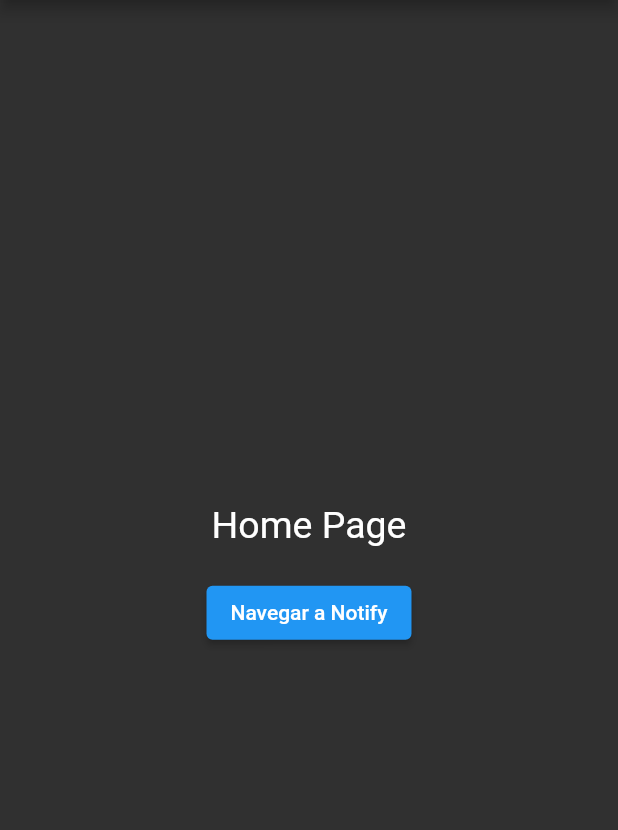
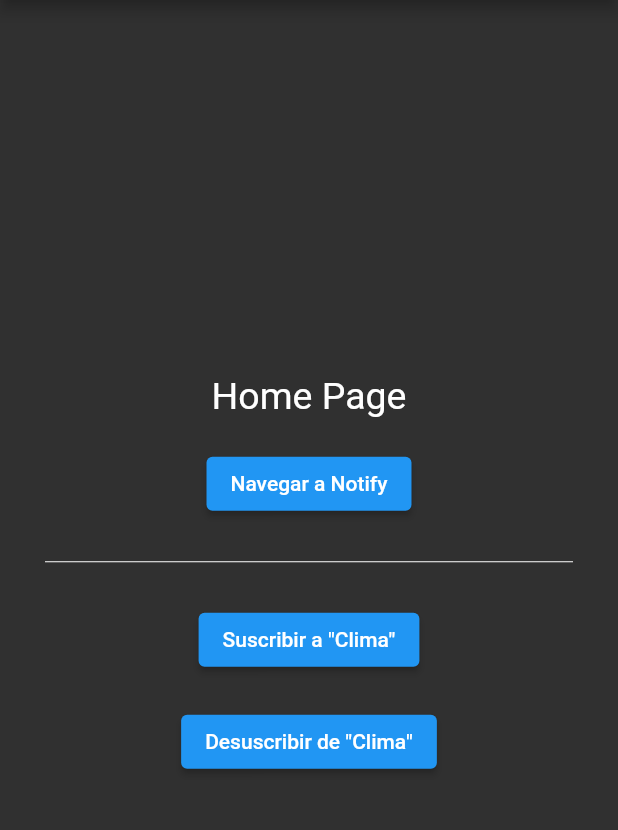
Before and after one commit to siltium-labs/flutter-push-notifications, a Flutter app: the screen it shows after launch, on a phone screen of 412 x 824 dp, the part 84-914 px from its top. Run offline on Flutter 3.47's test engine with Material 2 defaults, Android fonts, the phone set to English and light mode, and no system bars; our stand-ins replace firebase_core, firebase_messaging, plugin_platform_interface; accounts and stored records are empty.

Commit message:
Add Test Suscription to topic in home_page

```diff
--- a/example/lib/home_page.dart
+++ b/example/lib/home_page.dart
@@ -37,7 +37,24 @@ class _HomePageState extends State<HomePage> {
           ElevatedButton(
             onPressed: () => _navigate(),
             child: const Text("Navegar a Notify"),
-          )
+          ),
+          const SizedBox(height: 20),
+          const Padding(
+            padding: EdgeInsets.symmetric(horizontal: 30),
+            child: Divider(
+              color: Colors.white,
+            ),
+          ),
+          const SizedBox(height: 20),
+          ElevatedButton(
+            onPressed: () => subscribeToTopic("Clima"),
+            child: const Text("Suscribir a \"Clima\""),
+          ),
+          const SizedBox(height: 20),
+          ElevatedButton(
+            onPressed: () => unsubscribeFromTopic("Clima"),
+            child: const Text("Desuscribir de \"Clima\""),
+          ),
         ],
       ),
     );
@@ -101,12 +118,17 @@ class _HomePageState extends State<HomePage> {
     debugPrint("----------------------------------------------");
   }
 
-  subscribeToTopic() async {
-    String topic = "weather";
+  subscribeToTopic(String topic) async {
     await SPushNotify().onSubscribeTopic(topic);
+    _showSnackBar("Suscripto a \"$topic\".");
   }
 
-  unsubscribeFromTopic() async {
-    await SPushNotify().onUnsubscribeTopic("weather");
+  unsubscribeFromTopic(String topic) async {
+    await SPushNotify().onUnsubscribeTopic(topic);
+    _showSnackBar("Suscripción a \"$topic\" anulada.");
+  }
+
+  _showSnackBar(String text) {
+    ScaffoldMessenger.of(context).showSnackBar(SnackBar(content: Text(text)));
   }
 }
```
